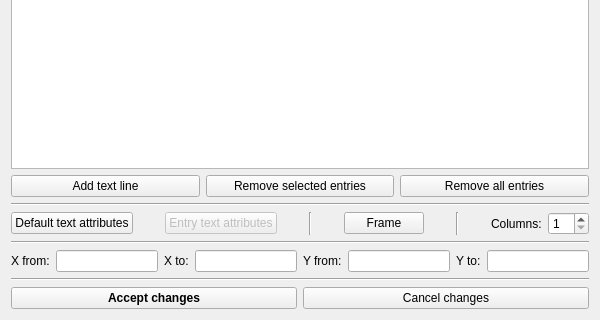
Before: the Qt Designer form src/gui/GraphWindowTools/alegenddialog.ui in andrmor/ANTS2, drawn with Qt 5; both pictures show x 0 to 600 and y 206 to 526 of the 600 by 526 pixel window.
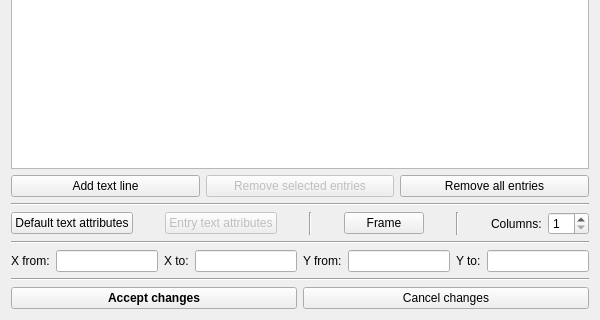
After: the same form once the commit is applied.

What changed in the file:
```diff
--- a/src/gui/GraphWindowTools/alegenddialog.ui
+++ b/src/gui/GraphWindowTools/alegenddialog.ui
@@ -58,6 +58,9 @@
      </item>
      <item>
       <widget class="QPushButton" name="pbRemoveSelected">
+       <property name="enabled">
+        <bool>false</bool>
+       </property>
        <property name="text">
         <string>Remove selected entries</string>
        </property>
```
